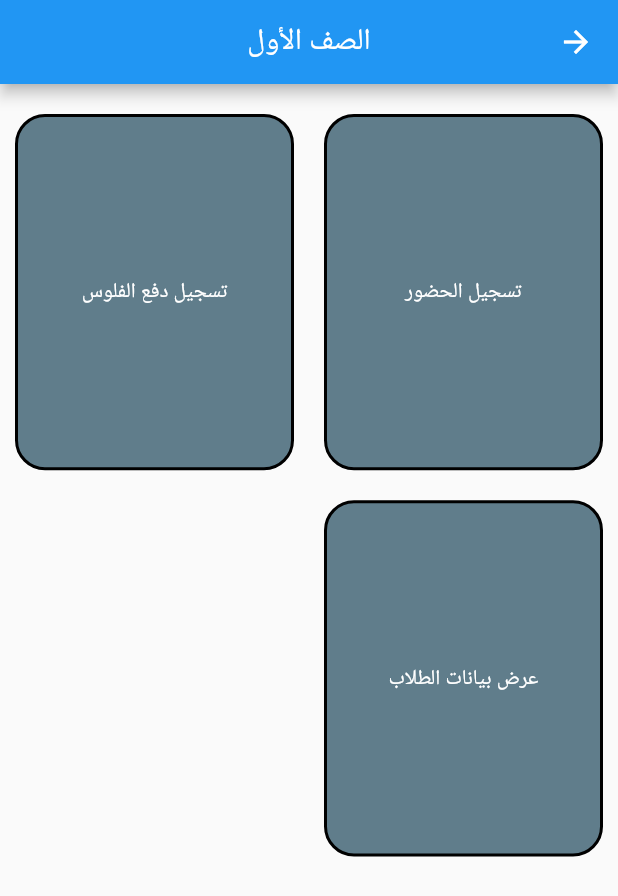
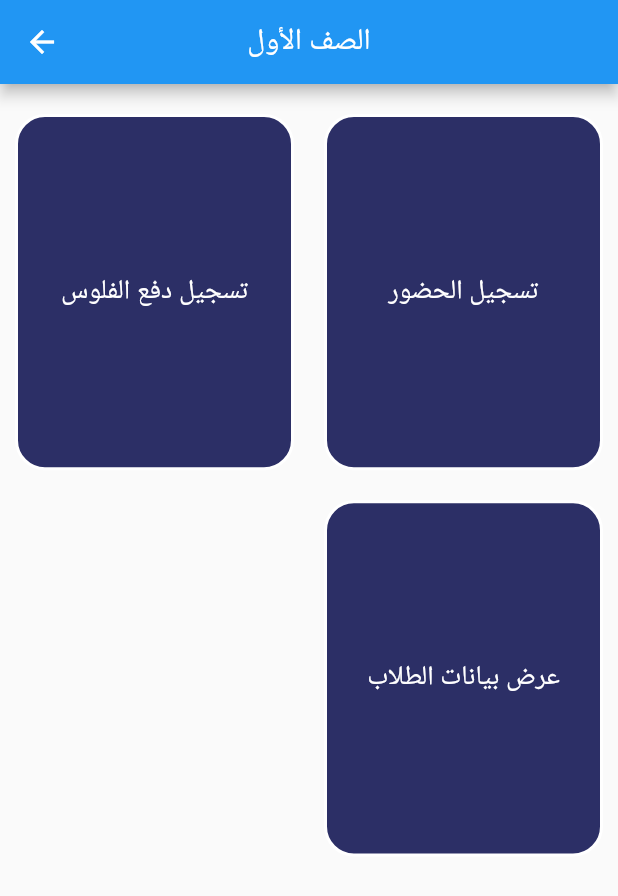
Before and after one commit to gemydev/smart_attendance_qr_code, a Flutter app: the screen it shows after launch, after a tap on "الصف الأول", on a phone screen of 412 x 824 dp. Shown: the top 896 px of the screen. Run offline on Flutter 3.47's test engine with Material 2 defaults, Android fonts, the phone set to English and light mode, and no system bars; missing offline and left inert: qr_code_scanner.

Commit message:
modify the structure

```diff
--- a/lib/constants/colors.dart
+++ b/lib/constants/colors.dart
@@ -1,3 +1,3 @@
 import 'package:flutter/material.dart';
 
-const MaterialColor MAIN_COLOR = Colors.blue;
+const Color MAIN_COLOR = Color(0xff2C2F66);
--- a/lib/main.dart
+++ b/lib/main.dart
@@ -1,6 +1,7 @@
 import 'package:flutter/cupertino.dart';
 import 'package:flutter/material.dart';
 import 'package:smart_attendance_qr_code/constants/colors.dart';
+import 'package:smart_attendance_qr_code/screens/welcom.dart';
 import 'screens/home.dart';
 
 void main() {
@@ -12,10 +13,8 @@ class MyApp extends StatelessWidget {
   Widget build(BuildContext context) {
     return MaterialApp(
       title: 'Attendance QR',
+      theme: ThemeData(primaryColor: MAIN_COLOR),
       debugShowCheckedModeBanner: false,
-      theme: ThemeData(
-        primarySwatch: MAIN_COLOR,
-      ),
       home: Directionality(
           textDirection: TextDirection.rtl,
           child: HomePage()),
--- a/lib/screens/dashboard.dart
+++ b/lib/screens/dashboard.dart
@@ -1,6 +1,7 @@
 import 'package:flutter/cupertino.dart';
 import 'package:flutter/material.dart';
 import 'package:flutter/rendering.dart';
+import 'package:smart_attendance_qr_code/constants/colors.dart';
 import 'package:smart_attendance_qr_code/functions/navigation_funs.dart';
 import 'package:smart_attendance_qr_code/functions/responsive_ui/app_info.dart';
 import 'package:smart_attendance_qr_code/screens/attendance.dart';
@@ -10,8 +11,8 @@ import 'package:smart_attendance_qr_code/widgets/custom_app_bar.dart';
 
 class Dashboard extends StatefulWidget {
   final String? title;
-  Dashboard({Key? key , this.title}) : super(key: key);
 
+  Dashboard({Key? key, this.title}) : super(key: key);
 
   @override
   _MyHomePageState createState() => _MyHomePageState();
@@ -23,11 +24,10 @@ class _MyHomePageState extends State<Dashboard> {
     AppInfo appInfo = AppInfo(context);
     var levels = ["تسجيل الحضور", "تسجيل دفع الفلوس", "عرض بيانات الطلاب"];
     int selectedItem = 0;
-    return Directionality(
-      textDirection: TextDirection.rtl,
-      child: Scaffold(
-        appBar: customAppBar(title: widget.title!),
-        body: Center(
+    return Scaffold(
+      appBar: customAppBar(title: widget.title!),
+      body: Directionality(
+        child: Center(
           child: GridView.builder(
             itemCount: levels.length,
             gridDelegate: const SliverGridDelegateWithFixedCrossAxisCount(
@@ -40,9 +40,9 @@ class _MyHomePageState extends State<Dashboard> {
                 child: Container(
                   width: (appInfo.screenWidth() - 20) * 0.3,
                   decoration: BoxDecoration(
-                      color: Colors.blueGrey,
+                      color: MAIN_COLOR,
                       borderRadius: BorderRadius.all(Radius.circular(20)),
-                      border: Border.all(color: Colors.black, width: 2)),
+                      border: Border.all(color: Colors.white, width: 2)),
                   child: GestureDetector(
                     onTap: () {
                       setState(() {
@@ -57,7 +57,7 @@ class _MyHomePageState extends State<Dashboard> {
                     child: Center(
                         child: Text(
                       levels[index].toString(),
-                      style: TextStyle(color: Colors.white),
+                      style: TextStyle(color: Colors.white, fontSize: 18),
                     )),
                   ),
                 ),
@@ -65,6 +65,7 @@ class _MyHomePageState extends State<Dashboard> {
             },
           ),
         ),
+        textDirection: TextDirection.rtl,
       ),
     );
   }
--- a/lib/screens/home.dart
+++ b/lib/screens/home.dart
@@ -1,10 +1,9 @@
 import 'package:flutter/material.dart';
 import 'package:flutter/rendering.dart';
+import 'package:smart_attendance_qr_code/constants/colors.dart';
 import 'package:smart_attendance_qr_code/functions/navigation_funs.dart';
 import 'package:smart_attendance_qr_code/functions/responsive_ui/app_info.dart';
 import 'package:smart_attendance_qr_code/screens/dashboard.dart';
-
-import 'capture_qr.dart';
 
 class HomePage extends StatefulWidget {
   HomePage({Key? key}) : super(key: key);
@@ -35,21 +34,19 @@ class _MyHomePageState extends State<HomePage> {
           itemBuilder: (context, index) {
             return Padding(
               padding: const EdgeInsets.fromLTRB(10, 20, 10, 0),
-              child: Container(
-                width: (appInfo.screenWidth() - 20) * 0.3,
-                decoration: BoxDecoration(
-                    color: Colors.blueGrey,
-                    borderRadius: BorderRadius.all(Radius.circular(20)),
-                    border: Border.all(color: Colors.black, width: 2)),
-                child: GestureDetector(
-                  onTap: () => normalShift(
-                      context,
-                      Dashboard(
-                          title: levels.keys.toList()[index].toString())),
+              child: GestureDetector(
+                onTap: () => normalShift(context,
+                    Dashboard(title: levels.keys.toList()[index].toString())),
+                child: Container(
+                  width: (appInfo.screenWidth() - 20) * 0.3,
+                  decoration: BoxDecoration(
+                      color: MAIN_COLOR,
+                      borderRadius: BorderRadius.all(Radius.circular(20)),
+                      border: Border.all(color: Colors.white, width: 2)),
                   child: Center(
                       child: Text(
                     levels.keys.toList()[index].toString(),
-                    style: TextStyle(color: Colors.white),
+                    style: TextStyle(color: Colors.white , fontSize: 20),
                   )),
                 ),
               ),
```
Also changed, not shown: lib/screens/add_students.dart (added, +20 -0 lines), lib/screens/capture_qr.dart (+22 -14 lines), lib/screens/students_info.dart (+13 -5 lines), lib/screens/welcom.dart (added, +68 -0 lines), pubspec.yaml (+9 -0 lines), assets/images/back.jpeg (added), assets/images/icon.jpeg (added), assets/images/logo.jpeg (added), pubspec.lock, 18 other files.
